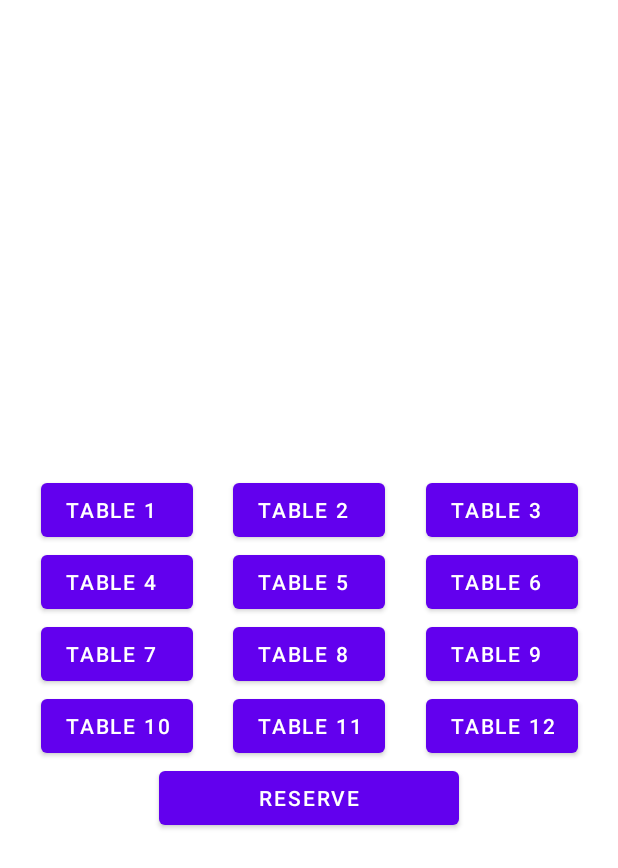
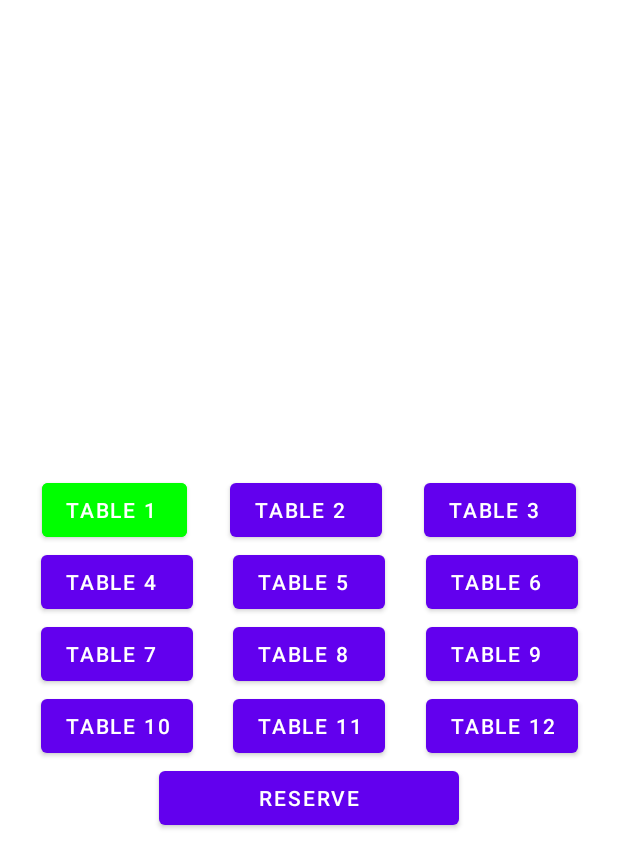
Before and after one commit to elielll/PelikahvilaApp, an Android app: the Appointment screen opened directly, with no data from a screen before it, on a phone screen of 412 x 824 dp. Shown: the top 868 px of the screen. Run offline under Robolectric (Android 15) with nearby library versions, the phone set to English and light mode, and no system bars.

Commit message:
Pöytien varausnappeja edistetty

```diff
--- a/app/src/main/java/reservation/system/Appointment.java
+++ b/app/src/main/java/reservation/system/Appointment.java
@@ -1,20 +1,39 @@
 package reservation.system;
 
+import android.graphics.Color;
+import android.graphics.drawable.ColorDrawable;
+import android.graphics.drawable.Drawable;
 import android.os.Bundle;
 import android.view.View;
+import android.widget.Button;
 
 import androidx.appcompat.app.AppCompatActivity;
 
 public class Appointment extends AppCompatActivity implements View.OnClickListener{
+        private Button btn1,btn2;
 
         @Override
         protected void onCreate(Bundle savedInstanceState) {
             super.onCreate(savedInstanceState);
             setContentView(R.layout.activity_appointment);
+
+            btn1 = (Button) findViewById(R.id.button26);
+            btn1.setOnClickListener(this);
+
+            btn2 = (Button) findViewById(R.id.button27);
+            btn2.setOnClickListener(this);
+
         }
 
     @Override
     public void onClick(View v) {
 
+        if(btn1.isSelected()) {
+
+            btn1.setSelected(false);
+        }
+        else{
+            btn1.setSelected(true);
+        }
     }
 }
--- /dev/null
+++ b/app/src/main/res/color/button_background_color.xml
@@ -0,0 +1,6 @@
+<?xml version="1.0" encoding="utf-8"?>
+<selector xmlns:android="http://schemas.android.com/apk/res/android">
+        <item android:state_pressed="true" android:color="@color/button_pressed"/>
+        <item android:state_selected="true" android:color="@color/button_pressed"/>
+        <item android:color="@color/button_default"/>
+</selector>
--- a/app/src/main/res/layout/activity_appointment.xml
+++ b/app/src/main/res/layout/activity_appointment.xml
@@ -9,7 +9,8 @@
         android:id="@+id/button26"
         android:layout_width="wrap_content"
         android:layout_height="wrap_content"
-        android:text="Table 1  "
+        android:text="Table 1 "
+        android:backgroundTint="@color/button_background_color"
         app:layout_constraintBottom_toTopOf="@+id/button29"
         app:layout_constraintEnd_toStartOf="@+id/button27"
         app:layout_constraintHorizontal_bias="0.5"
--- a/app/src/main/res/values/colors.xml
+++ b/app/src/main/res/values/colors.xml
@@ -1,6 +1,8 @@
 <?xml version="1.0" encoding="utf-8"?>
 <resources>
     <color name="purple_200">#FFBB86FC</color>
+    <color name="button_pressed">#FF0000</color>
+    <color name="button_default">#00FF00</color>
     <color name="purple_500">#FF6200EE</color>
     <color name="purple_700">#FF3700B3</color>
     <color name="teal_200">#FF03DAC5</color>
```
